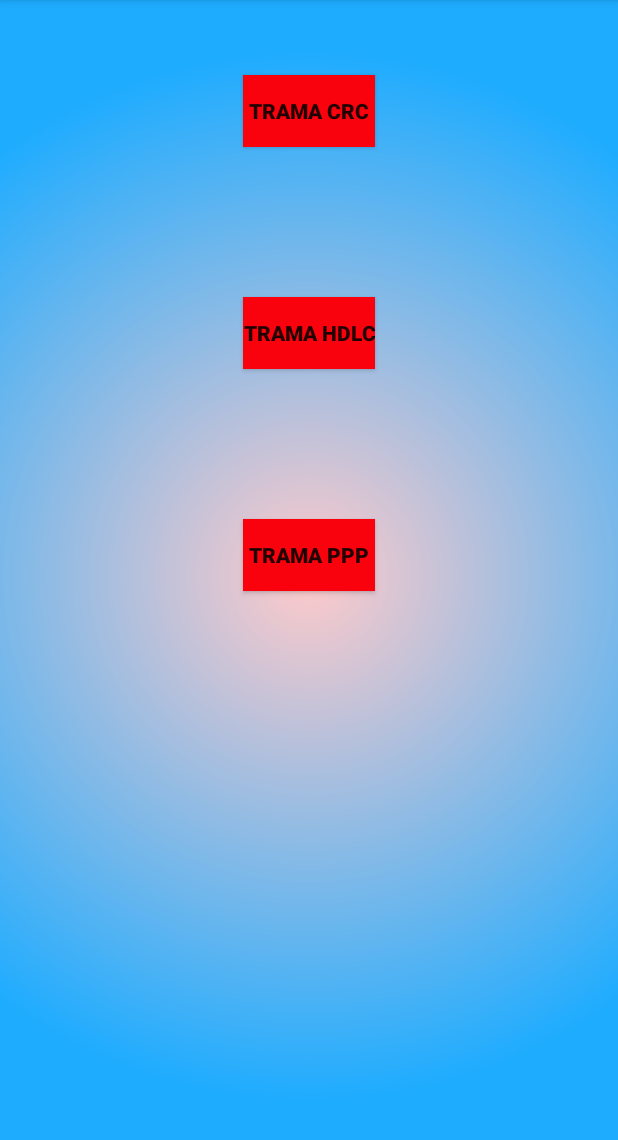
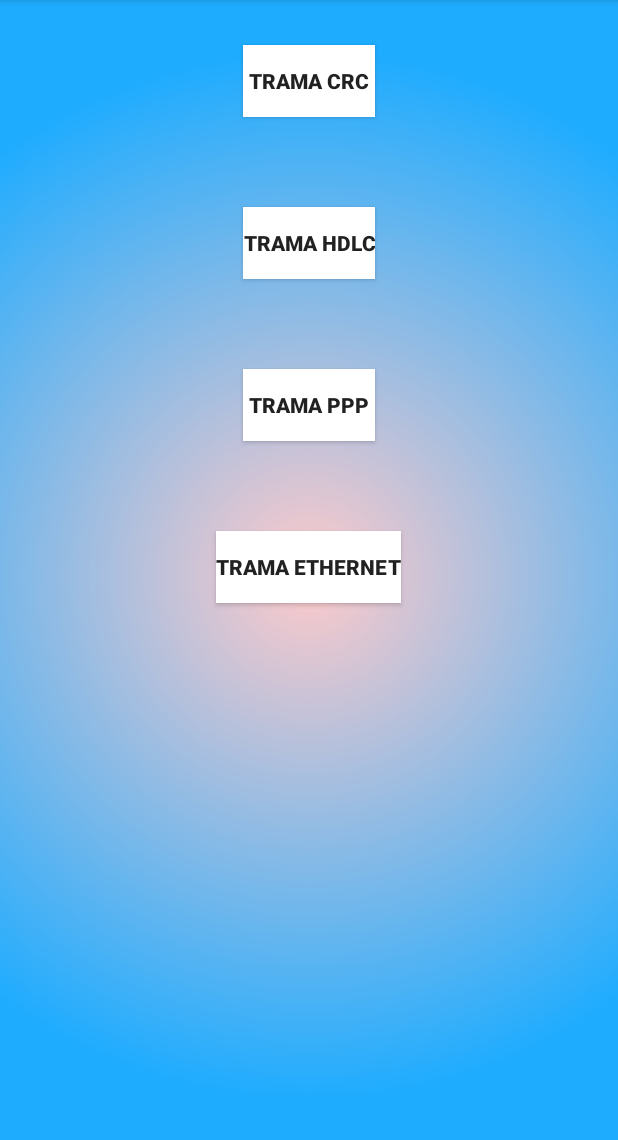
Before and after one commit to AntiDesert5/Tramas, an Android app: the screen it shows after launch (Menu), on a phone screen of 412 x 824 dp, the part 84-1224 px from its top. Run offline under Robolectric (Android 15) with nearby library versions, the phone set to English and light mode, and no system bars.

Commit message:
Trama ethernet

```diff
--- a/app/src/main/AndroidManifest.xml
+++ b/app/src/main/AndroidManifest.xml
@@ -21,7 +21,8 @@
         </activity>
         <activity android:name=".Menu" />
         <activity android:name=".TramaHDLC" />
-        <activity android:name=".TramaPPP"></activity>
+        <activity android:name=".TramaPPP" />
+        <activity android:name=".Enthernet"></activity>
     </application>
 
 </manifest>
--- a/app/src/main/java/com/example/axelyray/tramas/TramaPPP.java
+++ b/app/src/main/java/com/example/axelyray/tramas/TramaPPP.java
@@ -164,7 +164,7 @@ public class TramaPPP extends AppCompatActivity implements View.OnClickListener
         System.out.println("Valor de Spinner: " + valorSpinner);
         MostValor3.setText("Valor de Texto: " + limpia(datosArray));
         MostValor4.setText("Valor de Error: " + RError);
-        MostValor5.setText("Trama HDLC: " + "7E" + "," + RDireccion + "," + RControl + "," + valorSpinner + "," + limpia(datosArray) + "," + RError + "," + "7E");
+        MostValor5.setText("Trama PPP: " + "7E" + "," + RDireccion + "," + RControl + "," + valorSpinner + "," + limpia(datosArray) + "," + RError + "," + "7E");
     }
 
     private static String limpia(String datosArray) {
--- a/app/src/main/res/layout/activity_menu.xml
+++ b/app/src/main/res/layout/activity_menu.xml
@@ -12,31 +12,40 @@
         android:gravity="center"
         android:orientation="vertical">
         <Button
-            android:layout_margin="50dp"
+            android:layout_margin="30dp"
             android:id="@+id/BottonCRC"
             android:gravity="center"
             android:layout_width="wrap_content"
             android:layout_height="match_parent"
             android:text="Trama CRC"
-            android:background="#f9020e"
+            android:background="#ffff"
             android:textStyle="bold"/>
         <Button
             android:id="@+id/BottonHDLC"
-            android:layout_margin="50dp"
+            android:layout_margin="30dp"
             android:text="Trama HDLC"
             android:layout_width="wrap_content"
             android:layout_height="wrap_content"
-            android:background="#f9020e"
+            android:background="#ffff"
             android:textStyle="bold"/>
         <Button
             android:id="@+id/BottonPPP"
-            android:layout_margin="50dp"
+            android:layout_margin="30dp"
             android:text="Trama PPP"
             android:layout_width="wrap_content"
             android:layout_height="wrap_content"
-            android:background="#f9020e"
+            android:background="#ffff"
             android:textStyle="bold"
             />
+
+        <Button
+            android:layout_width="wrap_content"
+            android:layout_height="wrap_content"
+            android:id="@+id/ButtonEternet"
+            android:layout_margin="30dp"
+            android:text="Trama Ethernet"
+            android:background="#ffff"
+            android:textStyle="bold" />
     </LinearLayout>
 
 
```
Also changed, not shown: app/src/main/java/com/example/axelyray/tramas/Enthernet.java (added, +13 -0 lines), app/src/main/java/com/example/axelyray/tramas/Menu.java (+5 -2 lines), app/src/main/res/layout/activity_enthernet.xml (added, +113 -0 lines).
